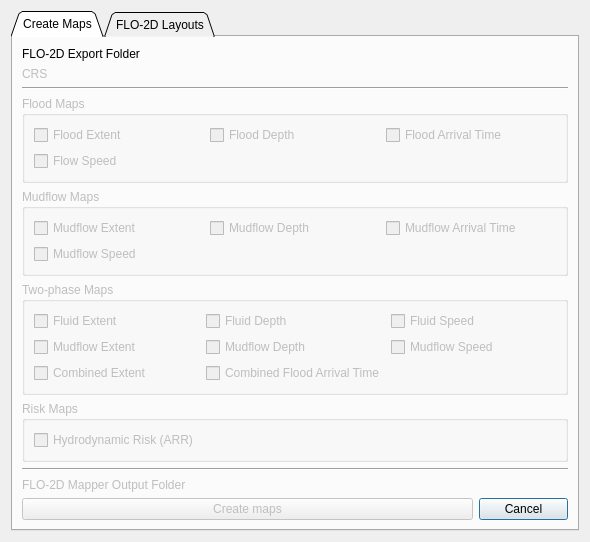
Old version of the form flo2d_mapcrafter/flo2d_mapcrafter_dialog_base.ui in the repository FLO-2DSoftware/FLO-2DMapCrafter.
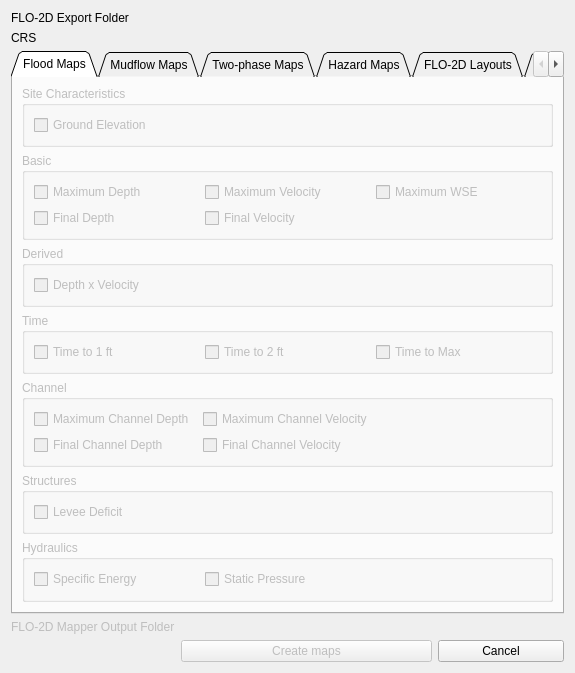
New version of the form. Custom widgets are drawn as their Qt base class.

Commit message: Flood maps first version done.

The edit to the form file:
```diff
--- a/flo2d_mapcrafter/flo2d_mapcrafter_dialog_base.ui
+++ b/flo2d_mapcrafter/flo2d_mapcrafter_dialog_base.ui
@@ -6,109 +6,657 @@
    <rect>
     <x>0</x>
     <y>0</y>
-    <width>590</width>
-    <height>506</height>
+    <width>575</width>
+    <height>630</height>
    </rect>
   </property>
   <property name="windowTitle">
    <string>FLO-2D MapCrafter </string>
   </property>
   <layout class="QGridLayout" name="gridLayout">
-   <item row="2" column="0">
-    <spacer name="verticalSpacer_2">
-     <property name="orientation">
-      <enum>Qt::Vertical</enum>
-     </property>
-     <property name="sizeHint" stdset="0">
-      <size>
-       <width>20</width>
-       <height>40</height>
-      </size>
-     </property>
-    </spacer>
-   </item>
    <item row="0" column="0">
+    <layout class="QGridLayout" name="gridLayout_43">
+     <item row="0" column="0">
+      <widget class="QLabel" name="label_12">
+       <property name="text">
+        <string>FLO-2D Export Folder</string>
+       </property>
+      </widget>
+     </item>
+     <item row="0" column="1">
+      <widget class="QgsFileWidget" name="flo2d_out_folder">
+       <property name="storageMode">
+        <enum>QgsFileWidget::GetDirectory</enum>
+       </property>
+      </widget>
+     </item>
+     <item row="1" column="0">
+      <widget class="QLabel" name="label_10">
+       <property name="enabled">
+        <bool>true</bool>
+       </property>
+       <property name="text">
+        <string>CRS</string>
+       </property>
+      </widget>
+     </item>
+     <item row="1" column="1">
+      <widget class="QgsProjectionSelectionWidget" name="crsselector">
+       <property name="enabled">
+        <bool>true</bool>
+       </property>
+      </widget>
+     </item>
+    </layout>
+   </item>
+   <item row="6" column="0">
+    <layout class="QGridLayout" name="gridLayout_44">
+     <item row="0" column="0">
+      <widget class="QLabel" name="label_2">
+       <property name="enabled">
+        <bool>false</bool>
+       </property>
+       <property name="text">
+        <string>FLO-2D Mapper Output Folder</string>
+       </property>
+      </widget>
+     </item>
+     <item row="1" column="1" colspan="2">
+      <widget class="QPushButton" name="runButton">
+       <property name="enabled">
+        <bool>false</bool>
+       </property>
+       <property name="text">
+        <string>Create maps</string>
+       </property>
+      </widget>
+     </item>
+     <item row="1" column="3">
+      <widget class="QPushButton" name="cancelButton">
+       <property name="enabled">
+        <bool>true</bool>
+       </property>
+       <property name="text">
+        <string>Cancel</string>
+       </property>
+      </widget>
+     </item>
+     <item row="0" column="1" colspan="3">
+      <widget class="QgsFileWidget" name="mapper_out_folder">
+       <property name="enabled">
+        <bool>false</bool>
+       </property>
+       <property name="storageMode">
+        <enum>QgsFileWidget::GetDirectory</enum>
+       </property>
+       <property name="options">
+        <set>QFileDialog::ShowDirsOnly</set>
+       </property>
+      </widget>
+     </item>
+    </layout>
+   </item>
+   <item row="4" column="0">
     <widget class="QTabWidget" name="tabs">
+     <property name="enabled">
+      <bool>true</bool>
+     </property>
+     <property name="tabPosition">
+      <enum>QTabWidget::North</enum>
+     </property>
      <property name="tabShape">
       <enum>QTabWidget::Triangular</enum>
      </property>
      <property name="currentIndex">
       <number>0</number>
      </property>
-     <widget class="QWidget" name="tab_1">
+     <property name="elideMode">
+      <enum>Qt::ElideNone</enum>
+     </property>
+     <property name="tabsClosable">
+      <bool>false</bool>
+     </property>
+     <property name="movable">
+      <bool>false</bool>
+     </property>
+     <property name="tabBarAutoHide">
+      <bool>false</bool>
+     </property>
+     <widget class="QWidget" name="tab1">
+      <property name="enabled">
+       <bool>false</bool>
+      </property>
       <attribute name="title">
-       <string>Create Maps</string>
+       <string>Flood Maps</string>
+      </attribute>
+      <layout class="QGridLayout" name="gridLayout_32">
+       <item row="0" column="1">
+        <layout class="QGridLayout" name="gridLayout_27">
+         <item row="1" column="0">
+          <widget class="QgsCollapsibleGroupBox" name="bv_cw_cgo">
+           <property name="title">
+            <string>Basic</string>
+           </property>
+           <property name="collapsed">
+            <bool>false</bool>
+           </property>
+           <layout class="QGridLayout" name="gridLayout_29">
+            <item row="2" column="1">
+             <layout class="QGridLayout" name="gridLayout_38">
+              <item row="0" column="0">
+               <widget class="QCheckBox" name="md_cw_cb">
+                <property name="text">
+                 <string>Maximum Depth</string>
+                </property>
+               </widget>
+              </item>
+              <item row="1" column="1">
+               <widget class="QCheckBox" name="fv_cw_cb">
+                <property name="text">
+                 <string>Final Velocity</string>
+                </property>
+               </widget>
+              </item>
+              <item row="1" column="0">
+               <widget class="QCheckBox" name="fd_cw_cb">
+                <property name="text">
+                 <string>Final Depth</string>
+                </property>
+               </widget>
+              </item>
+              <item row="0" column="1">
+               <widget class="QCheckBox" name="mv_cw_cb">
+                <property name="text">
+                 <string>Maximum Velocity</string>
+                </property>
+               </widget>
+              </item>
+              <item row="0" column="3">
+               <widget class="QCheckBox" name="mwse_cw_cb">
+                <property name="text">
+                 <string>Maximum WSE</string>
+                </property>
+               </widget>
+              </item>
+             </layout>
+            </item>
+           </layout>
+          </widget>
+         </item>
+         <item row="2" column="0">
+          <widget class="QgsCollapsibleGroupBox" name="dv_cw_cgb">
+           <property name="title">
+            <string>Derived</string>
+           </property>
+           <property name="collapsed">
+            <bool>false</bool>
+           </property>
+           <layout class="QGridLayout" name="gridLayout_30">
+            <item row="0" column="0">
+             <layout class="QGridLayout" name="gridLayout_36">
+              <item row="0" column="0">
+               <widget class="QCheckBox" name="dv_cw_cb">
+                <property name="text">
+                 <string>Depth x Velocity</string>
+                </property>
+               </widget>
+              </item>
+              <item row="0" column="1">
+               <widget class="QLabel" name="label_16">
+                <property name="text">
+                 <string/>
+                </property>
+               </widget>
+              </item>
+              <item row="0" column="2">
+               <widget class="QLabel" name="label_17">
+                <property name="text">
+                 <string/>
+                </property>
+               </widget>
+              </item>
+             </layout>
+            </item>
+           </layout>
+          </widget>
+         </item>
+         <item row="3" column="0">
+          <widget class="QgsCollapsibleGroupBox" name="tv_cw_cgb">
+           <property name="title">
+            <string>Time</string>
+           </property>
+           <property name="collapsed">
+            <bool>false</bool>
+           </property>
+           <layout class="QGridLayout" name="gridLayout_31">
+            <item row="0" column="1">
+             <layout class="QGridLayout" name="gridLayout_39">
+              <item row="0" column="1">
+               <widget class="QCheckBox" name="t2ft_cw_cb">
+                <property name="text">
+                 <string>Time to 2 ft</string>
+                </property>
+               </widget>
+              </item>
+              <item row="0" column="0">
+               <widget class="QCheckBox" name="t1ft_cw_cb">
+                <property name="text">
+                 <string>Time to 1 ft</string>
+                </property>
+               </widget>
+              </item>
+              <item row="0" column="2">
+               <widget class="QCheckBox" name="tmax_cw_cb">
+                <property name="text">
+                 <string>Time to Max </string>
+                </property>
+               </widget>
+              </item>
+             </layout>
+            </item>
+           </layout>
+          </widget>
+         </item>
+         <item row="5" column="0">
+          <widget class="QgsCollapsibleGroupBox" name="sv_cw_cgb">
+           <property name="title">
+            <string>Structures</string>
+           </property>
+           <property name="collapsed">
+            <bool>false</bool>
+           </property>
+           <layout class="QGridLayout" name="gridLayout_34">
+            <item row="0" column="0">
+             <layout class="QGridLayout" name="gridLayout_40">
+              <item row="0" column="2">
+               <widget class="QLabel" name="label_9">
+                <property name="text">
+                 <string/>
+                </property>
+               </widget>
+              </item>
+              <item row="0" column="1">
+               <widget class="QLabel" name="label_8">
+                <property name="text">
+                 <string/>
+                </property>
+               </widget>
+              </item>
+              <item row="0" column="0">
+               <widget class="QCheckBox" name="ld_cw_cb">
+                <property name="text">
+                 <string>Levee Deficit</string>
+                </property>
+               </widget>
+              </item>
+             </layout>
+            </item>
+           </layout>
+          </widget>
+         </item>
+         <item row="0" column="0">
+          <widget class="QgsCollapsibleGroupBox" name="sc_cw_cgb">
+           <property name="title">
+            <string>Site Characteristics</string>
+           </property>
+           <property name="flat">
+            <bool>false</bool>
+           </property>
+           <property name="collapsed">
+            <bool>false</bool>
+           </property>
+           <layout class="QGridLayout" name="gridLayout_28">
+            <item row="0" column="0">
+             <layout class="QGridLayout" name="gridLayout_37">
+              <item row="0" column="0">
+               <widget class="QCheckBox" name="ge_cw_cb">
+                <property name="text">
+                 <string>Ground Elevation</string>
+                </property>
+               </widget>
+              </item>
+             </layout>
+            </item>
+           </layout>
+          </widget>
+         </item>
+         <item row="6" column="0">
+          <widget class="QgsCollapsibleGroupBox" name="hp_cw_cgb">
+           <property name="title">
+            <string>Hydraulics</string>
+           </property>
+           <property name="collapsed">
+            <bool>false</bool>
+           </property>
+           <layout class="QGridLayout" name="gridLayout_35">
+            <item row="0" column="0">
+             <layout class="QGridLayout" name="gridLayout_41">
+              <item row="0" column="0">
+               <widget class="QCheckBox" name="se_cw_cb">
+                <property name="text">
+                 <string>Specific Energy</string>
+                </property>
+               </widget>
+              </item>
+              <item row="0" column="2">
+               <widget class="QLabel" name="label_18">
+                <property name="text">
+                 <string/>
+                </property>
+               </widget>
+              </item>
+              <item row="0" column="1">
+               <widget class="QCheckBox" name="sp_cw_cb">
+                <property name="text">
+                 <string>Static Pressure</string>
+                </property>
+               </widget>
+              </item>
+             </layout>
+            </item>
+            <item row="1" column="0">
+             <spacer name="verticalSpacer_2">
+              <property name="orientation">
+               <enum>Qt::Vertical</enum>
+              </property>
+              <property name="sizeHint" stdset="0">
+               <size>
+                <width>20</width>
+                <height>40</height>
+               </size>
+              </property>
+             </spacer>
+            </item>
+           </layout>
+          </widget>
+         </item>
+         <item row="4" column="0">
+          <widget class="QgsCollapsibleGroupBox" name="ch_cw_cgb">
+           <property name="title">
+            <string>Channel</string>
+           </property>
+           <layout class="QGridLayout" name="gridLayout_42">
+            <item row="0" column="0">
+             <layout class="QGridLayout" name="gridLayout_33">
+              <item row="0" column="2">
+               <widget class="QLabel" name="label_7">
+                <property name="text">
+                 <string/>
+                </property>
+               </widget>
+              </item>
+              <item row="1" column="0">
+               <widget class="QCheckBox" name="fcd_cw_cb">
+                <property name="text">
+                 <string>Final Channel Depth</string>
+                </property>
+               </widget>
+              </item>
+              <item row="0" column="1">
+               <widget class="QCheckBox" name="cv_cw_cb">
+                <property name="text">
+                 <string>Maximum Channel Velocity</string>
+                </property>
+               </widget>
+              </item>
+              <item row="0" column="0">
+               <widget class="QCheckBox" name="cd_cw_cb">
+                <property name="text">
+                 <string>Maximum Channel Depth</string>
+                </property>
+               </widget>
+              </item>
+              <item row="1" column="1">
+               <widget class="QCheckBox" name="fcv_cw_cb">
+                <property name="text">
+                 <string>Final Channel Velocity</string>
+                </property>
+               </widget>
+              </item>
+             </layout>
+            </item>
+           </layout>
+          </widget>
+         </item>
+        </layout>
+       </item>
+       <item row="1" column="1">
+        <spacer name="verticalSpacer_3">
+         <property name="orientation">
+          <enum>Qt::Vertical</enum>
+         </property>
+         <property name="sizeHint" stdset="0">
+          <size>
+           <width>20</width>
+           <height>40</height>
+          </size>
+         </property>
+        </spacer>
+       </item>
+      </layout>
+     </widget>
+     <widget class="QWidget" name="tab2">
+      <property name="enabled">
+       <bool>false</bool>
+      </property>
+      <attribute name="title">
+       <string>Mudflow Maps</string>
+      </attribute>
+      <layout class="QGridLayout" name="gridLayout_20">
+       <item row="0" column="0">
+        <layout class="QGridLayout" name="gridLayout_14">
+         <item row="0" column="0">
+          <widget class="QgsCollapsibleGroupBox" name="sc_mf_cgb">
+           <property name="title">
+            <string>Site Characteristics</string>
+           </property>
+           <layout class="QGridLayout" name="gridLayout_17">
+            <item row="0" column="0">
+             <layout class="QGridLayout" name="gridLayout_15">
+              <item row="0" column="0">
+               <widget class="QCheckBox" name="ge_mf_cb">
+                <property name="text">
+                 <string>Ground Elevation</string>
+                </property>
+               </widget>
+              </item>
+             </layout>
+            </item>
+           </layout>
+          </widget>
+         </item>
+        </layout>
+       </item>
+      </layout>
+     </widget>
+     <widget class="QWidget" name="tab3">
+      <property name="enabled">
+       <bool>false</bool>
+      </property>
+      <attribute name="title">
+       <string>Two-phase Maps</string>
+      </attribute>
+      <layout class="QGridLayout" name="gridLayout_26">
+       <item row="0" column="0">
+        <layout class="QGridLayout" name="gridLayout_21">
+         <item row="0" column="0">
+          <widget class="QgsCollapsibleGroupBox" name="tp_mf_cgb">
+           <property name="title">
+            <string>Site Characteristics</string>
+           </property>
+           <layout class="QGridLayout" name="gridLayout_19">
+            <item row="0" column="0">
+             <layout class="QGridLayout" name="gridLayout_18">
+              <item row="0" column="0">
+               <widget class="QCheckBox" name="ge_tp_cb">
+                <property name="text">
+                 <string>Ground Elevation</string>
+                </property>
+               </widget>
+              </item>
+             </layout>
+            </item>
+           </layout>
+          </widget>
+         </item>
+        </layout>
+       </item>
+      </layout>
+     </widget>
+     <widget class="QWidget" name="tab5">
+      <property name="enabled">
+       <bool>false</bool>
+      </property>
+      <attribute name="title">
+       <string>Hazard Maps</string>
+      </attribute>
+      <layout class="QGridLayout" name="gridLayout_46">
+       <item row="0" column="0">
+        <layout class="QGridLayout" name="gridLayout_45">
+         <item row="0" column="0">
+          <widget class="QgsCollapsibleGroupBox" name="hm_cgb">
+           <property name="title">
+            <string>Hazard maps</string>
+           </property>
+          </widget>
+         </item>
+        </layout>
+       </item>
+      </layout>
+     </widget>
+     <widget class="QWidget" name="tab4">
+      <property name="enabled">
+       <bool>false</bool>
+      </property>
+      <attribute name="title">
+       <string>FLO-2D Layouts</string>
+      </attribute>
+      <layout class="QGridLayout" name="gridLayout_9">
+       <item row="0" column="0">
+        <layout class="QGridLayout" name="gridLayout_8">
+         <item row="1" column="1" colspan="4">
+          <widget class="QGroupBox" name="groupBox_2">
+           <property name="title">
+            <string>Map Layouts</string>
+           </property>
+           <layout class="QGridLayout" name="gridLayout_12">
+            <item row="2" column="0">
+             <layout class="QGridLayout" name="gridLayout_13">
+              <item row="0" column="1">
+               <widget class="QRadioButton" name="a4_port">
+                <property name="text">
+                 <string>FLO-2D A4 Portrait</string>
+                </property>
+               </widget>
+              </item>
+              <item row="0" column="0">
+               <widget class="QRadioButton" name="a4_land">
+                <property name="text">
+                 <string>FLO-2D A4 Landscape</string>
+                </property>
+               </widget>
+              </item>
+              <item row="1" column="1">
+               <widget class="QRadioButton" name="a3_port">
+                <property name="text">
+                 <string>FLO-2D A3 Portrait</string>
+                </property>
+               </widget>
+              </item>
+              <item row="1" column="0">
+               <widget class="QRadioButton" name="a3_land">
+                <property name="text">
+                 <string>FLO-2D A3 Landscape</string>
+                </property>
+               </widget>
+              </item>
+             </layout>
+            </item>
+           </layout>
+          </widget>
+         </item>
+         <item row="3" column="1">
+          <layout class="QGridLayout" name="gridLayout_16"/>
+         </item>
+         <item row="0" column="1" colspan="4">
+          <widget class="QGroupBox" name="groupBox">
+           <property name="title">
+            <string>Map information</string>
+           </property>
+           <layout class="QGridLayout" name="gridLayout_10">
+            <item row="0" column="0">
+             <layout class="QGridLayout" name="gridLayout_11">
+              <item row="0" column="1" colspan="2">
+               <widget class="QLineEdit" name="map_title_le"/>
+              </item>
+              <item row="1" column="1" colspan="2">
+               <widget class="QPlainTextEdit" name="map_description"/>
+              </item>
+              <item row="2" column="1" colspan="2">
+               <widget class="QgsMapLayerComboBox" name="layer_extent_cb"/>
+              </item>
+              <item row="0" column="0">
+               <widget class="QLabel" name="label_3">
+                <property name="text">
+                 <string>Map Title:</string>
+                </property>
+               </widget>
+              </item>
+              <item row="2" column="0">
+               <widget class="QLabel" name="label_5">
+                <property name="text">
+                 <string>Select Layer Extent:</string>
+                </property>
+               </widget>
+              </item>
+              <item row="1" column="0">
+               <widget class="QLabel" name="label_6">
+                <property name="text">
+                 <string>Map Description:</string>
+                </property>
+               </widget>
+              </item>
+             </layout>
+            </item>
+           </layout>
+          </widget>
+         </item>
+         <item row="2" column="1" colspan="3">
+          <widget class="QPushButton" name="runButton_2">
+           <property name="text">
+            <string>Open selected layout</string>
+           </property>
+          </widget>
+         </item>
+         <item row="2" column="4">
+          <widget class="QPushButton" name="cancelButton_2">
+           <property name="text">
+            <string>Cancel</string>
+           </property>
+          </widget>
+         </item>
+        </layout>
+       </item>
+      </layout>
+     </widget>
+     <widget class="QWidget" name="tab0">
+      <property name="enabled">
+       <bool>false</bool>
+      </property>
+      <attribute name="title">
+       <string>Old</string>
       </attribute>
       <layout class="QGridLayout" name="gridLayout_7">
        <item row="0" column="0">
         <layout class="QGridLayout" name="gridLayout_2">
-         <item row="7" column="0" colspan="5">
-          <widget class="QGroupBox" name="risk_grp">
-           <property name="enabled">
-            <bool>false</bool>
-           </property>
-           <property name="title">
-            <string>Risk Maps</string>
-           </property>
-           <layout class="QGridLayout" name="gridLayout_4">
-            <item row="0" column="0">
-             <widget class="QCheckBox" name="hr_cb">
-              <property name="text">
-               <string>Hydrodynamic Risk (ARR)</string>
-              </property>
-             </widget>
-            </item>
-           </layout>
-          </widget>
-         </item>
-         <item row="8" column="0" colspan="5">
-          <widget class="Line" name="line">
+         <item row="1" column="0" colspan="2">
+          <widget class="Line" name="line_2">
            <property name="orientation">
             <enum>Qt::Horizontal</enum>
            </property>
           </widget>
          </item>
-         <item row="1" column="0">
-          <widget class="QLabel" name="label_4">
-           <property name="enabled">
-            <bool>false</bool>
-           </property>
-           <property name="text">
-            <string>CRS</string>
-           </property>
-          </widget>
-         </item>
-         <item row="9" column="1" colspan="4">
-          <widget class="QgsFileWidget" name="mapper_out_folder">
-           <property name="enabled">
-            <bool>false</bool>
-           </property>
-           <property name="storageMode">
-            <enum>QgsFileWidget::GetDirectory</enum>
-           </property>
-           <property name="options">
-            <set>QFileDialog::ShowDirsOnly</set>
-           </property>
-          </widget>
-         </item>
-         <item row="0" column="1" colspan="4">
-          <widget class="QgsFileWidget" name="flo2d_out_folder">
-           <property name="storageMode">
-            <enum>QgsFileWidget::GetDirectory</enum>
-           </property>
-          </widget>
-         </item>
-         <item row="10" column="4">
-          <widget class="QPushButton" name="cancelButton">
-           <property name="enabled">
-            <bool>true</bool>
-           </property>
-           <property name="text">
-            <string>Cancel</string>
-           </property>
-          </widget>
-         </item>
-         <item row="5" column="0" colspan="5">
+         <item row="3" column="0" colspan="2">
           <widget class="QGroupBox" name="mud_grp">
            <property name="enabled">
             <bool>false</bool>
@@ -148,7 +696,7 @@
            </layout>
           </widget>
          </item>
-         <item row="4" column="0" colspan="5">
+         <item row="2" column="0" colspan="2">
           <widget class="QGroupBox" name="flood_grp">
            <property name="enabled">
             <bool>false</bool>
@@ -194,7 +742,33 @@
            </layout>
           </widget>
          </item>
-         <item row="6" column="0" colspan="5">
+         <item row="5" column="0" colspan="2">
+          <widget class="QGroupBox" name="risk_grp">
+           <property name="enabled">
+            <bool>false</bool>
+           </property>
+           <property name="title">
+            <string>Risk Maps</string>
+           </property>
+           <layout class="QGridLayout" name="gridLayout_4">
+            <item row="0" column="0">
+             <widget class="QCheckBox" name="hr_cb">
+              <property name="text">
+               <string>Hydrodynamic Risk (ARR)</string>
+              </property>
+             </widget>
+            </item>
+           </layout>
+          </widget>
+         </item>
+         <item row="6" column="0" colspan="2">
+          <widget class="Line" name="line">
+           <property name="orientation">
+            <enum>Qt::Horizontal</enum>
+           </property>
+          </widget>
+         </item>
+         <item row="4" column="0" colspan="2">
           <widget class="QGroupBox" name="twophase_grp">
            <property name="enabled">
             <bool>false</bool>
@@ -262,159 +836,6 @@
            </layout>
           </widget>
          </item>
-         <item row="3" column="0" colspan="5">
-          <widget class="Line" name="line_2">
-           <property name="orientation">
-            <enum>Qt::Horizontal</enum>
-           </property>
-          </widget>
-         </item>
-         <item row="9" column="0">
-          <widget class="QLabel" name="label_2">
-           <property name="enabled">
-            <bool>false</bool>
-           </property>
-           <property name="text">
-            <string>FLO-2D Mapper Output Folder</string>
-           </property>
-          </widget>
-         </item>
-         <item row="0" column="0">
-          <widget class="QLabel" name="label">
-           <property name="text">
-            <string>FLO-2D Export Folder</string>
-           </property>
-          </widget>
-         </item>
-         <item row="1" column="1" colspan="4">
-          <widget class="QgsProjectionSelectionWidget" name="crsselector">
-           <property name="enabled">
-            <bool>false</bool>
-           </property>
-          </widget>
-         </item>
-         <item row="10" column="0" colspan="4">
-          <widget class="QPushButton" name="runButton">
-           <property name="enabled">
-            <bool>false</bool>
-           </property>
-           <property name="text">
-            <string>Create maps</string>
-           </property>
-          </widget>
-         </item>
-        </layout>
-       </item>
-      </layout>
-     </widget>
-     <widget class="QWidget" name="tab_2">
-      <attribute name="title">
-       <string>FLO-2D Layouts</string>
-      </attribute>
-      <layout class="QGridLayout" name="gridLayout_9">
-       <item row="0" column="0">
-        <layout class="QGridLayout" name="gridLayout_8">
-         <item row="1" column="1" colspan="4">
-          <widget class="QGroupBox" name="groupBox_2">
-           <property name="title">
-            <string>Map Layouts</string>
-           </property>
-           <layout class="QGridLayout" name="gridLayout_12">
-            <item row="2" column="0">
-             <layout class="QGridLayout" name="gridLayout_13">
-              <item row="0" column="1">
-               <widget class="QRadioButton" name="a4_port">
-                <property name="text">
-                 <string>FLO-2D A4 Portrait</string>
-                </property>
-               </widget>
-              </item>
-              <item row="0" column="0">
-               <widget class="QRadioButton" name="a4_land">
-                <property name="text">
-                 <string>FLO-2D A4 Landscape</string>
-                </property>
-               </widget>
-              </item>
-              <item row="1" column="1">
-               <widget class="QRadioButton" name="a3_port">
-                <property name="text">
-                 <string>FLO-2D A3 Portrait</string>
-                </property>
-               </widget>
-              </item>
-              <item row="1" column="0">
-               <widget class="QRadioButton" name="a3_land">
-                <property name="text">
-                 <string>FLO-2D A3 Landscape</string>
-                </property>
-               </widget>
-              </item>
-             </layout>
-            </item>
-           </layout>
-          </widget>
-         </item>
-         <item row="3" column="1">
-          <layout class="QGridLayout" name="gridLayout_16"/>
-         </item>
-         <item row="0" column="1" colspan="4">
-          <widget class="QGroupBox" name="groupBox">
-           <property name="title">
-            <string>Map information</string>
-           </property>
-           <layout class="QGridLayout" name="gridLayout_10">
-            <item row="0" column="0">
-             <layout class="QGridLayout" name="gridLayout_11">
-              <item row="0" column="1" colspan="2">
-               <widget class="QLineEdit" name="map_title_le"/>
-              </item>
-              <item row="1" column="1" colspan="2">
-               <widget class="QPlainTextEdit" name="map_description"/>
-              </item>
-              <item row="2" column="1" colspan="2">
-               <widget class="QgsMapLayerComboBox" name="layer_extent_cb"/>
-              </item>
-              <item row="0" column="0">
-               <widget class="QLabel" name="label_3">
-                <property name="text">
-                 <string>Map Title:</string>
-                </property>
-               </widget>
-              </item>
-              <item row="2" column="0">
-               <widget class="QLabel" name="label_5">
-                <property name="text">
-                 <string>Select Layer Extent:</string>
-                </property>
-               </widget>
-              </item>
-              <item row="1" column="0">
-               <widget class="QLabel" name="label_6">
-                <property name="text">
-                 <string>Map Description:</string>
-                </property>
-               </widget>
-              </item>
-             </layout>
-            </item>
-           </layout>
-          </widget>
-         </item>
-         <item row="2" column="1" colspan="3">
-          <widget class="QPushButton" name="runButton_2">
-           <property name="text">
-            <string>Open selected layout</string>
-           </property>
-          </widget>
-         </item>
-         <item row="2" column="4">
-          <widget class="QPushButton" name="cancelButton_2">
-           <property name="text">
-            <string>Cancel</string>
-           </property>
-          </widget>
-         </item>
         </layout>
        </item>
       </layout>
@@ -424,6 +845,12 @@
   </layout>
  </widget>
  <customwidgets>
+  <customwidget>
+   <class>QgsCollapsibleGroupBox</class>
+   <extends>QGroupBox</extends>
+   <header>qgscollapsiblegroupbox.h</header>
+   <container>1</container>
+  </customwidget>
   <customwidget>
    <class>QgsFileWidget</class>
    <extends>QWidget</extends>
```
Left out of the diff: 4 changed lines with no effect on the pictures. The commit also changes 6 other files.
